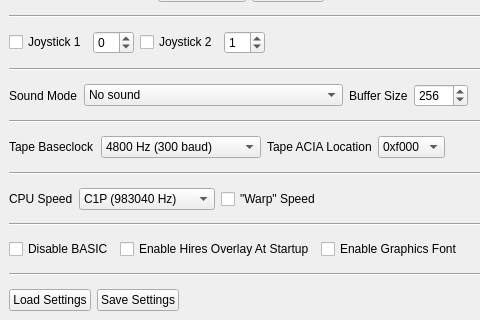
Old version of the form launcher/src/mainwindow.ui in the repository ivop/osiemu; both pictures show x 0 to 480 and y 517 to 837 of the 817 by 837 pixel window.
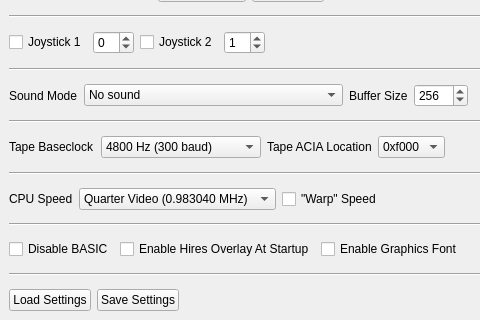
New version of the form.

Commit message: New, better cpu-speed options (1/4 or 1/2 of NTSC Video Clock, plus exact 1MHz and 2MHz for system without video).

What changed in the file:
```diff
--- a/launcher/src/mainwindow.ui
+++ b/launcher/src/mainwindow.ui
@@ -962,7 +962,12 @@
          <widget class="QComboBox" name="combo_cpu_speed">
           <item>
            <property name="text">
-            <string>C1P (983040 Hz)</string>
+            <string>Quarter Video (0.983040 MHz)</string>
+           </property>
+          </item>
+          <item>
+           <property name="text">
+            <string>Half Video (1.966080 MHz)</string>
            </property>
           </item>
           <item>
```
Left out of the diff: 10 changed lines with no effect on the pictures. The commit also changes 8 other files.
